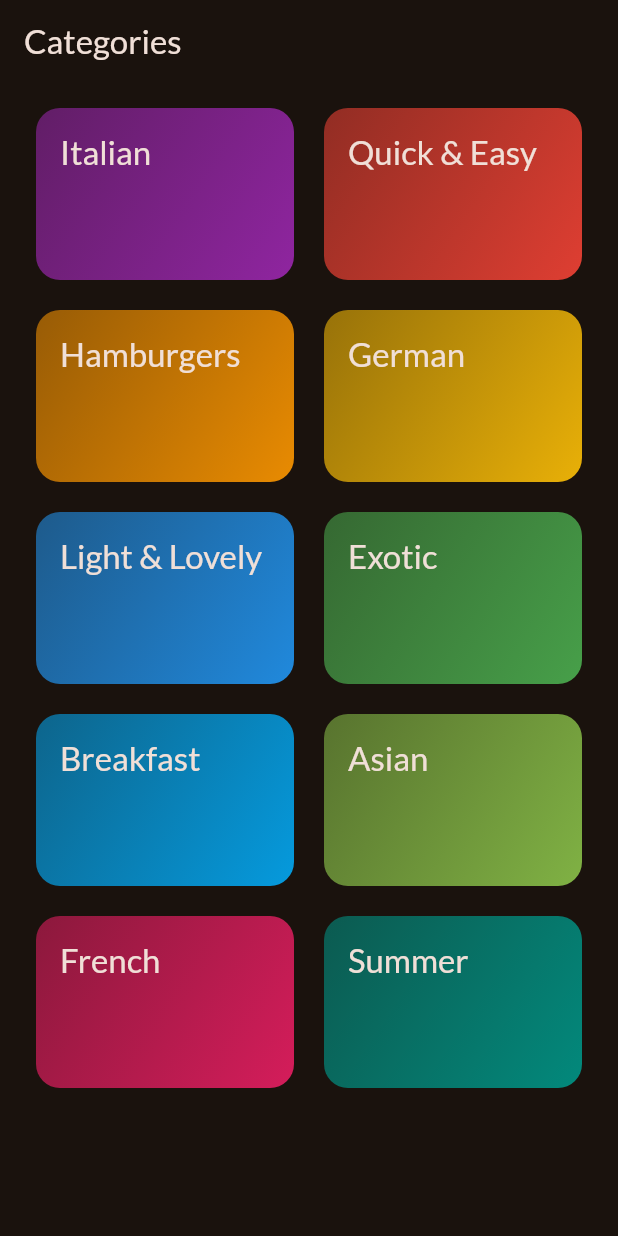
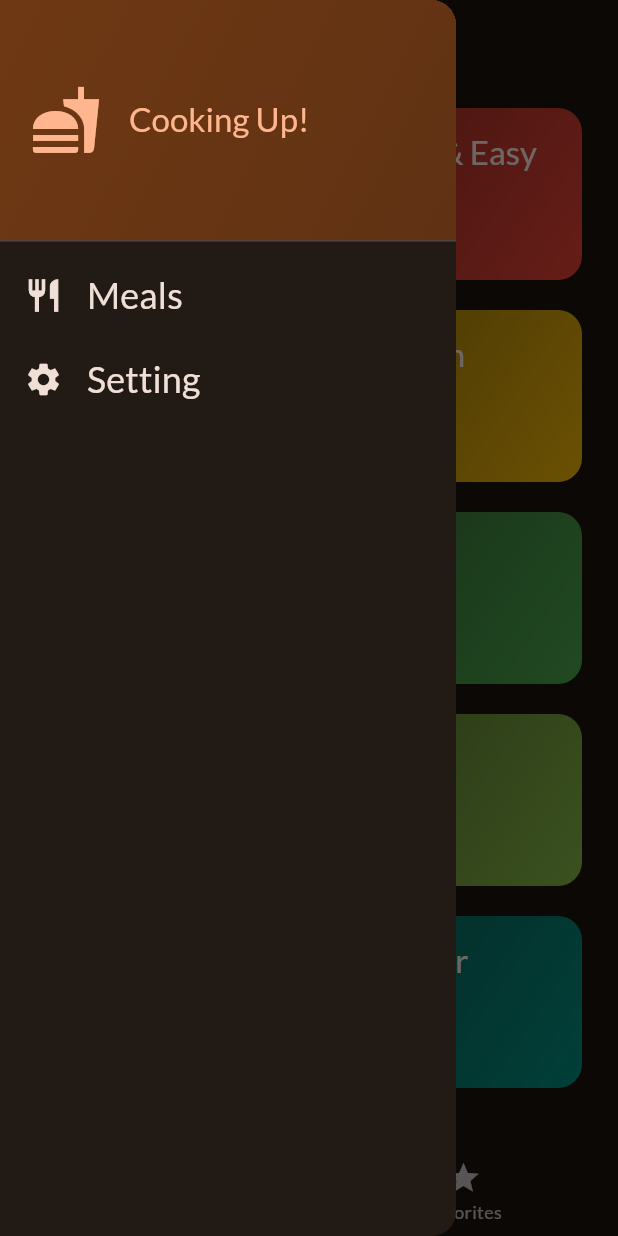
Before and after one commit to Ahad-MUST/Meal, a Flutter app: the screen it shows after launch, with the side drawer open (before the commit the screen has no drawer), on a phone screen of 412 x 824 dp. Run offline on Flutter 3.47's test engine with Material 2 defaults, Android fonts, the phone set to English and light mode, and no system bars; our stand-ins replace google_fonts, transparent_image; missing offline and left inert: dart:ffi.

Commit message:
Meal App

```diff
--- a/lib/main.dart
+++ b/lib/main.dart
@@ -1,7 +1,8 @@
 import 'package:flutter/material.dart';
 
 import 'package:google_fonts/google_fonts.dart';
-import 'package:meals/screens/categories_screen.dart';
+
+import 'package:meals/screens/tabs.dart';
 
 final theme = ThemeData(
   useMaterial3: true,
@@ -23,7 +24,7 @@ class App extends StatelessWidget {
   Widget build(BuildContext context) {
     return MaterialApp(
       theme: theme,
-      home: const CategoriesScreen(),
+      home: const TabsScreen(),
     );
   }
 }
--- a/lib/screens/categories_screen.dart
+++ b/lib/screens/categories_screen.dart
@@ -1,12 +1,14 @@
 import 'package:flutter/material.dart';
 import 'package:meals/data/dummy_categories.dart';
 import 'package:meals/data/dummy_meals.dart';
+import 'package:meals/models/meal_model.dart';
 import 'package:meals/screens/meals_screen.dart';
 import 'package:meals/widgets/category_item.dart';
 import 'package:meals/models/Category_model.dart';
 
 class CategoriesScreen extends StatelessWidget {
-  const CategoriesScreen({super.key});
+  const CategoriesScreen({super.key, required this.OnToggleFavorite});
+  final void Function(Meal meal) OnToggleFavorite;
   void _selectCategory(BuildContext context, Category category) {
     final filteredmeals = dummyMeals
         .where(
@@ -15,19 +17,18 @@ class CategoriesScreen extends StatelessWidget {
         .toList();
     Navigator.of(context).push(
       MaterialPageRoute(
-        builder: (context) =>
-            MealsScreen(title: category.title, meals: filteredmeals),
+        builder: (context) => MealsScreen(
+          title: category.title,
+          meals: filteredmeals,
+          OnToggleFavorite: OnToggleFavorite,
+        ),
       ),
     );
   }
 
   @override
   Widget build(BuildContext context) {
-    return Scaffold(
-      appBar: AppBar(
-        title: const Text('Categories'),
-      ),
-      body: GridView(
+    return GridView(
       padding: const EdgeInsets.symmetric(vertical: 16, horizontal: 24),
       gridDelegate: const SliverGridDelegateWithFixedCrossAxisCount(
         crossAxisCount: 2,
@@ -44,7 +45,6 @@ class CategoriesScreen extends StatelessWidget {
             },
           ),
       ],
-      ),
     );
   }
 }
--- a/lib/screens/tabs.dart
+++ b/lib/screens/tabs.dart
@@ -1,4 +1,8 @@
 import 'package:flutter/material.dart';
+import 'package:meals/models/meal_model.dart';
+import 'package:meals/screens/categories_screen.dart';
+import 'package:meals/screens/meals_screen.dart';
+import 'package:meals/widgets/drawer.dart';
 
 class TabsScreen extends StatefulWidget {
   const TabsScreen({super.key});
@@ -8,11 +12,67 @@ class TabsScreen extends StatefulWidget {
 }
 
 class _TabsScreenState extends State<TabsScreen> {
+  void _showMessage(String message) {
+    ScaffoldMessenger.of(context).clearSnackBars();
+    ScaffoldMessenger.of(context)
+        .showSnackBar(SnackBar(content: Center(child: Text(message))));
+  }
+
+  final List<Meal> favoriteMeals = [];
+  void CheckFavoriteMeals(Meal meal) {
+    setState(() {
+      if (favoriteMeals.contains(meal)) {
+        favoriteMeals.remove(meal);
+        _showMessage('Meal is no longer favorite');
+      } else {
+        favoriteMeals.add(meal);
+        _showMessage('Meal added to favorite');
+      }
+    });
+  }
+
+  int _selectedPageIndex = 0;
+  void _selectPage(int index) {
+    setState(() {
+      _selectedPageIndex = index;
+    });
+  }
+
+  void setScreen(String identifier) {
+    if (identifier == 'filters') {
+      Navigator.of(context).pop();
+    } else {
+      Navigator.of(context).pop();
+    }
+  }
+
   @override
   Widget build(BuildContext context) {
+    Widget activeScreen = CategoriesScreen(
+      OnToggleFavorite: CheckFavoriteMeals,
+    );
+    var activeScreenTitle = 'Categories';
+    if (_selectedPageIndex == 1) {
+      activeScreen = MealsScreen(
+        meals: favoriteMeals,
+        OnToggleFavorite: CheckFavoriteMeals,
+      );
+      activeScreenTitle = 'Your Favorites';
+    }
     return Scaffold(
       appBar: AppBar(
-        title: Text('data'),
+        title: Text(activeScreenTitle),
+      ),
+      drawer: MainDrawer(onSelectScreen: setScreen),
+      body: activeScreen,
+      bottomNavigationBar: BottomNavigationBar(
+        onTap: _selectPage,
+        currentIndex: _selectedPageIndex,
+        items: const [
+          BottomNavigationBarItem(
+              icon: Icon(Icons.set_meal), label: 'Categories'),
+          BottomNavigationBarItem(icon: Icon(Icons.star), label: 'Favorites'),
+        ],
       ),
     );
   }
--- /dev/null
+++ b/lib/widgets/drawer.dart
@@ -0,0 +1,85 @@
+import 'dart:ffi';
+
+import 'package:flutter/material.dart';
+
+class MainDrawer extends StatelessWidget {
+  const MainDrawer({super.key, required this.onSelectScreen});
+  final void Function(String identifier) onSelectScreen;
+
+  @override
+  Widget build(BuildContext context) {
+    return Drawer(
+      child: Column(
+        children: [
+          DrawerHeader(
+            padding: const EdgeInsets.all(20),
+            decoration: BoxDecoration(
+              gradient: LinearGradient(
+                colors: [
+                  Theme.of(context).colorScheme.primaryContainer,
+                  Theme.of(context)
+                      .colorScheme
+                      .primaryContainer
+                      .withOpacity(0.8),
+                ],
+                begin: Alignment.topLeft,
+                end: Alignment.bottomRight,
+              ),
+            ),
+            child: Row(
+              children: [
+                Icon(
+                  Icons.fastfood,
+                  size: 48,
+                  color: Theme.of(context).colorScheme.primary,
+                ),
+                const SizedBox(
+                  width: 18,
+                ),
+                Text(
+                  'Cooking Up!',
+                  style: Theme.of(context)
+                      .textTheme
+                      .titleLarge!
+                      .copyWith(color: Theme.of(context).colorScheme.primary),
+                ),
+              ],
+            ),
+          ),
+          ListTile(
+            leading: Icon(
+              Icons.restaurant,
+              size: 26,
+              color: Theme.of(context).colorScheme.onBackground,
+            ),
+            title: Text(
+              'Meals',
+              style: Theme.of(context).textTheme.titleSmall!.copyWith(
+                  color: Theme.of(context).colorScheme.onBackground,
+                  fontSize: 24),
+            ),
+            onTap: () {
+              onSelectScreen('meals');
+            },
+          ),
+          ListTile(
+            leading: Icon(
+              Icons.settings,
+              size: 26,
+              color: Theme.of(context).colorScheme.onBackground,
+            ),
+            title: Text(
+              'Setting',
+              style: Theme.of(context).textTheme.titleSmall!.copyWith(
+                  color: Theme.of(context).colorScheme.onBackground,
+                  fontSize: 24),
+            ),
+            onTap: () {
+              onSelectScreen('filters');
+            },
+          ),
+        ],
+      ),
+    );
+  }
+}
```
Also changed, not shown: lib/screens/meals_details.dart (+85 -2 lines), lib/screens/meals_screen.dart (+15 -5 lines), lib/widgets/meal_item.dart (+9 -4 lines). Lines whose indentation alone changed are shown as unchanged.
